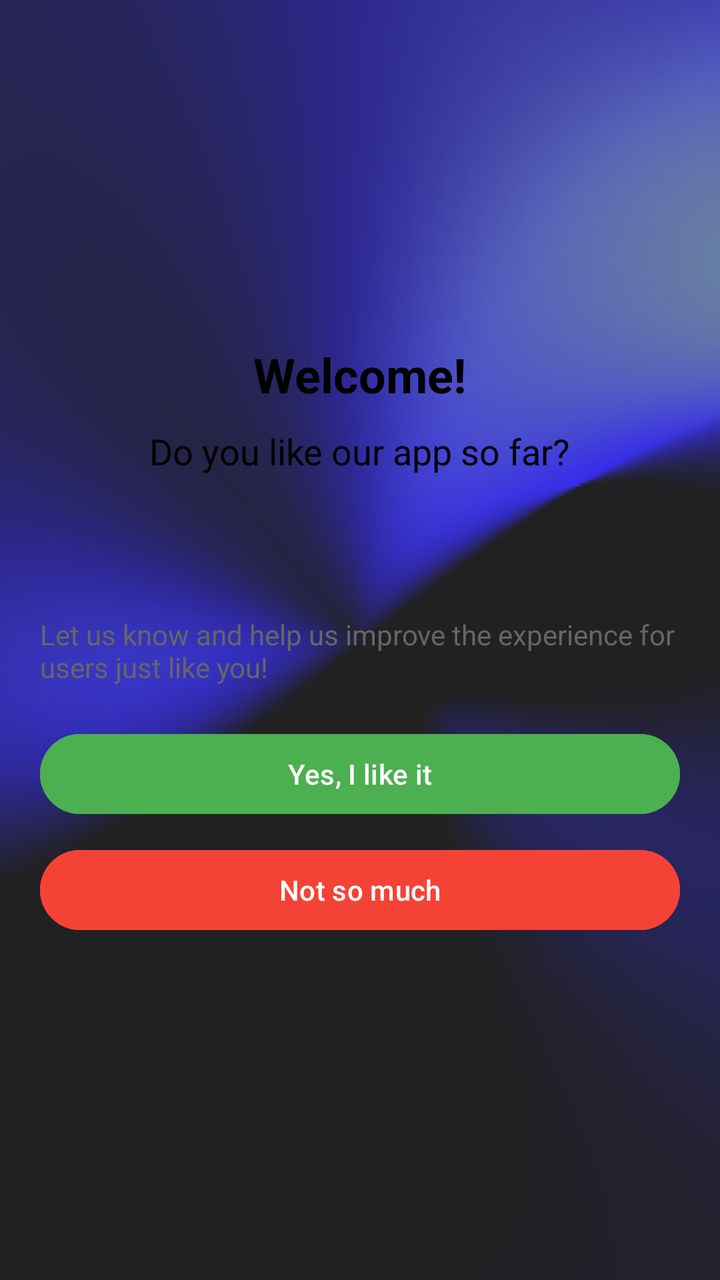
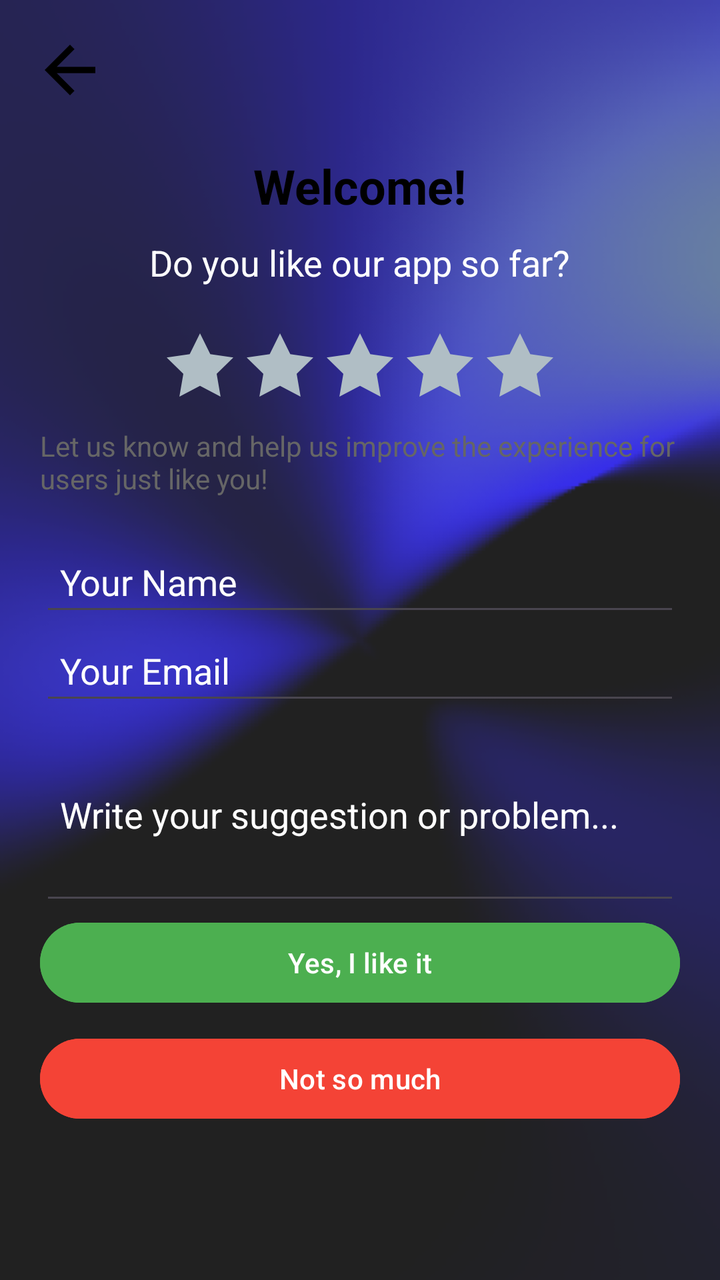

The first picture is an Android layout as it rendered before a commit; the second is the same layout after the commit. The layout source and the unified diff follow.
<!-- AndroidManifest.xml: application theme Theme.AccessMaster -->
<!-- res/layout/feedback.xml -->
<?xml version="1.0" encoding="utf-8"?>
<LinearLayout
    xmlns:android="http://schemas.android.com/apk/res/android"
    android:layout_width="match_parent"
    android:layout_height="match_parent"
    android:orientation="vertical"
    android:gravity="center"
    android:padding="20dp"
    android:background="@drawable/back">

    <TextView
        android:id="@+id/tv_welcome"
        android:layout_width="wrap_content"
        android:layout_height="wrap_content"
        android:text="Welcome!"
        android:textSize="24sp"
        android:textStyle="bold"
        android:layout_marginBottom="10dp"
        android:textColor="#000000" />

    <TextView
        android:id="@+id/tv_question"
        android:layout_width="wrap_content"
        android:layout_height="wrap_content"
        android:text="Do you like our app so far?"
        android:textSize="18sp"
        android:layout_marginBottom="20dp"
        android:textColor="#000000" />

    <LinearLayout
        android:layout_width="wrap_content"
        android:layout_height="wrap_content"
        android:orientation="horizontal"
        android:gravity="center">

        
        <ImageView
            android:layout_width="40dp"
            android:layout_height="40dp" />

        <ImageView
            android:layout_width="40dp"
            android:layout_height="40dp" />

        <ImageView
            android:layout_width="40dp"
            android:layout_height="40dp" />

        <ImageView
            android:layout_width="40dp"
            android:layout_height="40dp"/>

        <ImageView
            android:layout_width="40dp"
            android:layout_height="40dp"/>
    </LinearLayout>

    <TextView
        android:id="@+id/tv_prompt"
        android:layout_width="wrap_content"
        android:layout_height="wrap_content"
        android:text="Let us know and help us improve the experience for users just like you!"
        android:textSize="14sp"
        android:layout_marginTop="10dp"
        android:layout_marginBottom="20dp"
        android:textColor="#666666" />

    <Button
        android:id="@+id/btn_like"
        android:layout_width="match_parent"
        android:layout_height="wrap_content"
        android:text="Yes, I like it"
        android:backgroundTint="#4CAF50"
        android:textColor="#FFFFFF"
        android:layout_marginBottom="10dp" />

    <Button
        android:id="@+id/btn_not_like"
        android:layout_width="match_parent"
        android:layout_height="wrap_content"
        android:text="Not so much"
        android:backgroundTint="#F44336"
        android:textColor="#FFFFFF" />
</LinearLayout>
<!-- resources referenced by this layout -->
<resources>
  <!-- drawable back: png bitmap (drawable, 58696 bytes) -->
  <style name="Theme.AccessMaster" parent="Base.Theme.AccessMaster" />
  <style name="Base.Theme.AccessMaster" parent="Theme.Material3.DayNight.NoActionBar">
          
          
      </style>
</resources>

<!-- the commit's change to res/layout/feedback.xml (unified diff, before → after) -->
@@ -1,84 +1,79 @@
 <?xml version="1.0" encoding="utf-8"?>
-<LinearLayout
-    xmlns:android="http://schemas.android.com/apk/res/android"
+<FrameLayout xmlns:android="http://schemas.android.com/apk/res/android"
+    xmlns:app="http://schemas.android.com/apk/res-auto"
     android:layout_width="match_parent"
     android:layout_height="match_parent"
-    android:orientation="vertical"
-    android:gravity="center"
-    android:padding="20dp"
     android:background="@drawable/back">
 
-    <TextView
-        android:id="@+id/tv_welcome"
-        android:layout_width="wrap_content"
-        android:layout_height="wrap_content"
-        android:text="Welcome!"
-        android:textSize="24sp"
-        android:textStyle="bold"
-        android:layout_marginBottom="10dp"
-        android:textColor="#000000" />
-
-    <TextView
-        android:id="@+id/tv_question"
-        android:layout_width="wrap_content"
-        android:layout_height="wrap_content"
-        android:text="Do you like our app so far?"
-        android:textSize="18sp"
-        android:layout_marginBottom="20dp"
-        android:textColor="#000000" />
+    
+    <ImageView
+        android:id="@+id/backarrow"
+        android:layout_width="38dp"
+        android:layout_height="38dp"
+        android:layout_margin="16dp"
+        android:src="@drawable/barrow"
+        android:layout_gravity="start|top" />
 
     <LinearLayout
-        android:layout_width="wrap_content"
-        android:layout_height="wrap_content"
-        android:orientation="horizontal"
-        android:gravity="center">
+        android:layout_width="match_parent"
+        android:layout_height="match_parent"
+        android:orientation="vertical"
+        android:gravity="center"
+        android:padding="20dp">
+
+        <TextView
+            android:id="@+id/tv_welcome"
+            android:layout_width="wrap_content"
+            android:layout_height="wrap_content"
+            android:text="Welcome!"
+            android:textSize="24sp"
+            android:textStyle="bold"
+            android:layout_marginBottom="10dp"
+            android:textColor="#000000" />
+
+        <TextView
+            android:id="@+id/tv_question"
+            android:layout_width="wrap_content"
+            android:layout_height="wrap_content"
+            android:text="Do you like our app so far?"
+            android:textSize="18sp"
+            android:layout_marginBottom="20dp"
+            android:textColor="#FFFFFF" />
+
+        <LinearLayout
+            android:layout_width="wrap_content"
+            android:layout_height="wrap_content"
+            android:orientation="horizontal"
+            android:gravity="center">
+
+            
+            <ImageView android:id="@+id/star1" android:layout_width="40dp" android:layout_height="40dp" android:src="@drawable/star_empty"/>
+            <ImageView android:id="@+id/star2" android:layout_width="40dp" android:layout_height="40dp" android:src="@drawable/star_empty"/>
+            <ImageView android:id="@+id/star3" android:layout_width="40dp" android:layout_height="40dp" android:src="@drawable/star_empty"/>
+            <ImageView android:id="@+id/star4" android:layout_width="40dp" android:layout_height="40dp" android:src="@drawable/star_empty"/>
+            <ImageView android:id="@+id/star5" android:layout_width="40dp" android:layout_height="40dp" android:src="@drawable/star_empty"/>
+
+        </LinearLayout>
+
+        <TextView
+            android:id="@+id/tv_prompt"
+            android:layout_width="wrap_content"
+            android:layout_height="wrap_content"
+            android:text="Let us know and help us improve the experience for users just like you!"
+            android:textSize="14sp"
+            android:layout_marginTop="10dp"
+            android:layout_marginBottom="20dp"
+            android:textColor="#666666" />
 
         
-        <ImageView
-            android:layout_width="40dp"
-            android:layout_height="40dp" />
+        <EditText android:id="@+id/et_user_name" android:layout_width="match_parent" android:layout_height="wrap_content" android:hint="Your Name" android:textColorHint="@color/white" android:inputType="textPersonName" android:padding="10dp" />
+        <EditText android:id="@+id/et_user_email" android:layout_width="match_parent" android:layout_height="wrap_content" android:hint="Your Email" android:textColorHint="@color/white" android:inputType="textEmailAddress" android:padding="10dp" />
+        <EditText android:id="@+id/et_feedback_text" android:layout_width="match_parent" android:layout_height="wrap_content" android:hint="Write your suggestion or problem..." android:textColorHint="@color/white" android:inputType="textMultiLine" android:padding="10dp" android:minHeight="100dp" />
 
-        <ImageView
-            android:layout_width="40dp"
-            android:layout_height="40dp" />
+        
+        <Button android:id="@+id/btn_like" android:layout_width="match_parent" android:layout_height="wrap_content" android:text="Yes, I like it" android:backgroundTint="#4CAF50" android:textColor="#FFFFFF" android:layout_marginBottom="10dp" />
+        <Button android:id="@+id/btn_not_like" android:layout_width="match_parent" android:layout_height="wrap_content" android:text="Not so much" android:backgroundTint="#F44336" android:textColor="#FFFFFF" />
 
-        <ImageView
-            android:layout_width="40dp"
-            android:layout_height="40dp" />
-
-        <ImageView
-            android:layout_width="40dp"
-            android:layout_height="40dp"/>
-
-        <ImageView
-            android:layout_width="40dp"
-            android:layout_height="40dp"/>
     </LinearLayout>
 
-    <TextView
-        android:id="@+id/tv_prompt"
-        android:layout_width="wrap_content"
-        android:layout_height="wrap_content"
-        android:text="Let us know and help us improve the experience for users just like you!"
-        android:textSize="14sp"
-        android:layout_marginTop="10dp"
-        android:layout_marginBottom="20dp"
-        android:textColor="#666666" />
-
-    <Button
-        android:id="@+id/btn_like"
-        android:layout_width="match_parent"
-        android:layout_height="wrap_content"
-        android:text="Yes, I like it"
-        android:backgroundTint="#4CAF50"
-        android:textColor="#FFFFFF"
-        android:layout_marginBottom="10dp" />
-
-    <Button
-        android:id="@+id/btn_not_like"
-        android:layout_width="match_parent"
-        android:layout_height="wrap_content"
-        android:text="Not so much"
-        android:backgroundTint="#F44336"
-        android:textColor="#FFFFFF" />
-</LinearLayout>
+</FrameLayout>
<!-- resource entries referenced after the edit -->
@@ -1,6 +1,23 @@
 <!-- resources referenced by this layout -->
 <resources>
+  <color name="white">#FFFFFFFF</color>
   <!-- drawable back: png bitmap (drawable, 58696 bytes) -->
+  <!-- drawable barrow (drawable) -->
+  <vector xmlns:android="http://schemas.android.com/apk/res/android" android:autoMirrored="true" android:height="24dp" android:tint="#000000" android:viewportHeight="24" android:viewportWidth="24" android:width="24dp">
+  
+      <path android:fillColor="@android:color/white" android:pathData="M20,11H7.83l5.59,-5.59L12,4l-8,8 8,8 1.41,-1.41L7.83,13H20v-2z"/>
+  
+  </vector>
+  <!-- drawable star_empty (drawable) -->
+  <vector xmlns:android="http://schemas.android.com/apk/res/android"
+      android:width="24dp"
+      android:height="24dp"
+      android:viewportWidth="24"
+      android:viewportHeight="24">
+      <path
+          android:fillColor="#B0BEC5"
+          android:pathData="M12,2 L15.09,8.26 L22,9.27 L17,14.14 L18.18,21.02 L12,17.77 L5.82,21.02 L7,14.14 L2,9.27 L8.91,8.26 L12,2 Z" />
+  </vector>
   <style name="Theme.AccessMaster" parent="Base.Theme.AccessMaster" />
   <style name="Base.Theme.AccessMaster" parent="Theme.Material3.DayNight.NoActionBar">
           
